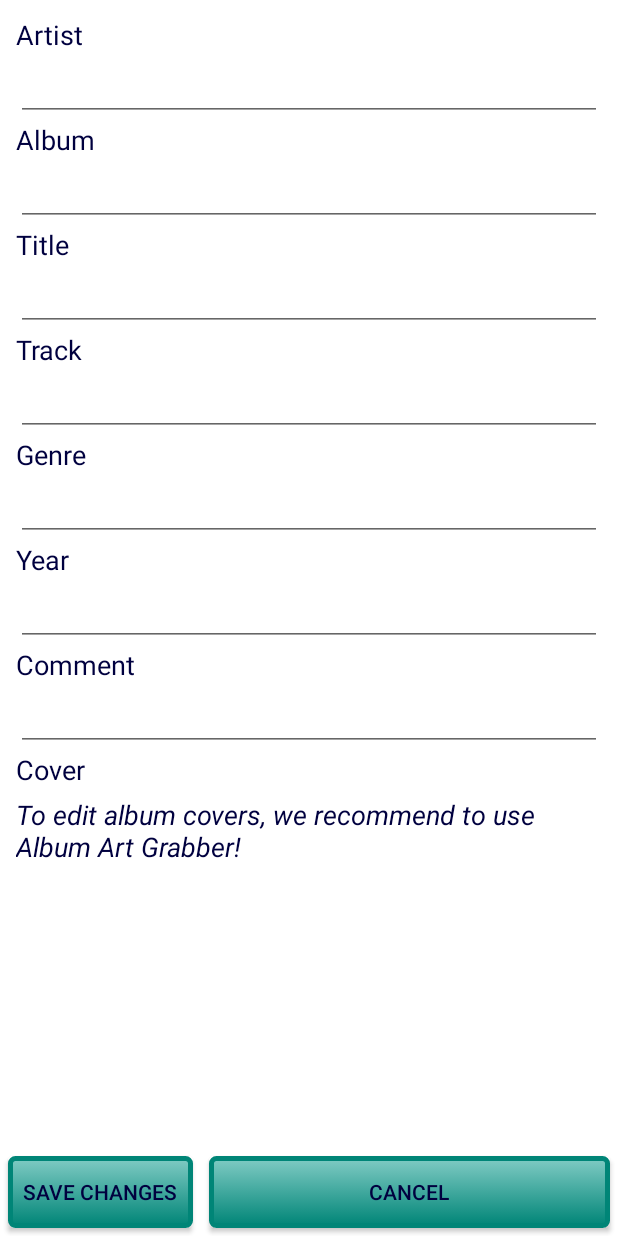
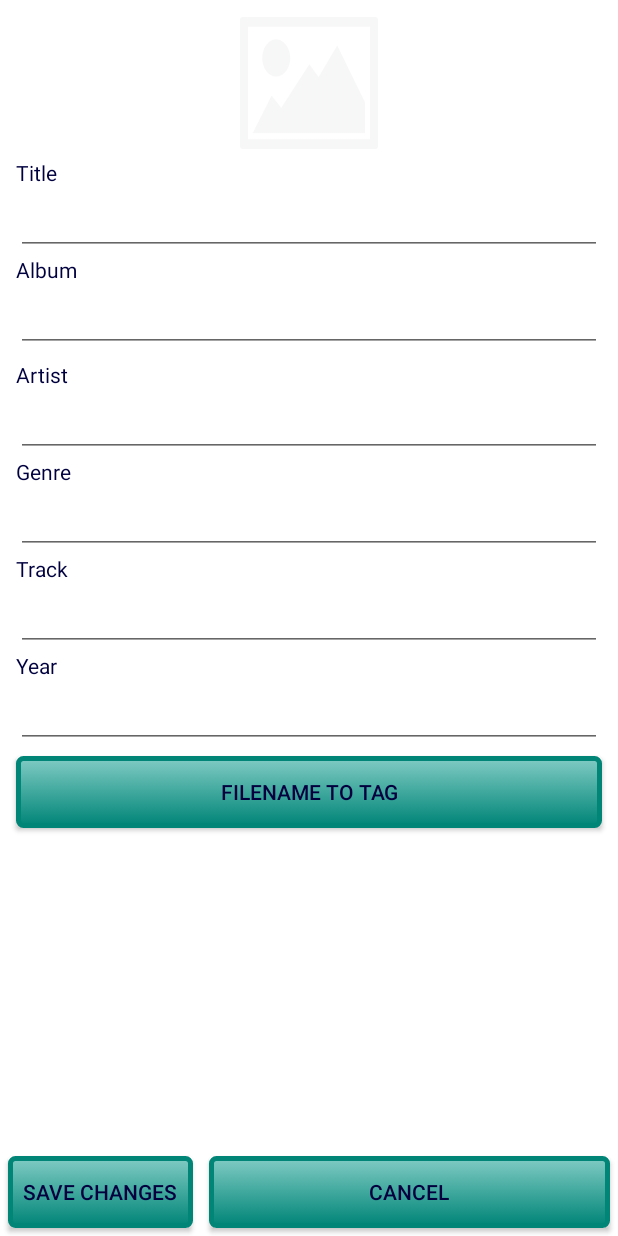
Before and after one commit to Eisenkaiser/Mp3Tagger, an Android app: the layout activity_edit.xml on its own in the app's theme, with its tools: preview values and no code run, on a phone screen of 412 x 824 dp. Run offline under Robolectric (Android 15) with nearby library versions, the phone set to English and light mode, and no system bars.

Commit message:
Fine Tuning
Bild eingebaut, Bugs beseitig, Kommentare entfernt, Konvertieren
verbessert, immer noch Fehler vorhanden

```diff
--- a/app/src/main/res/layout/activity_edit.xml
+++ b/app/src/main/res/layout/activity_edit.xml
@@ -23,18 +23,28 @@
             android:orientation="vertical"
             android:weightSum="1">
 
+            <ImageButton
+                android:layout_width="100dp"
+                android:layout_height="100dp"
+                android:id="@+id/edit_imagebutton"
+                android:layout_gravity="center_horizontal"
+                android:contentDescription="@string/cover"
+                android:clickable="false"
+                android:scaleType="fitXY"
+                android:padding="0dp"
+                android:src="@drawable/img_placeholder" />
+
             <TextView
-                android:id="@+id/text_artist"
+                android:id="@+id/text_title"
                 android:layout_width="wrap_content"
                 android:layout_height="wrap_content"
                 android:layout_marginLeft="5dp"
                 android:layout_marginRight="5dp"
-                android:layout_marginTop="5dp"
-                android:text="@string/artist"
-                android:textAppearance="?android:attr/textAppearanceMedium" />
+                android:text="@string/title"
+                android:textAppearance="?android:attr/textAppearanceSmall" />
 
             <EditText
-                android:id="@+id/edit_text_artist"
+                android:id="@+id/edit_text_title"
                 android:layout_width="match_parent"
                 android:layout_height="wrap_content"
                 android:layout_marginLeft="5dp"
@@ -48,7 +58,7 @@
                 android:layout_marginLeft="5dp"
                 android:layout_marginRight="5dp"
                 android:text="@string/album"
-                android:textAppearance="?android:attr/textAppearanceMedium" />
+                android:textAppearance="?android:attr/textAppearanceSmall" />
 
             <EditText
                 android:id="@+id/edit_text_album"
@@ -59,16 +69,34 @@
                 android:inputType="text" />
 
             <TextView
-                android:id="@+id/text_title"
+                android:id="@+id/text_artist"
                 android:layout_width="wrap_content"
                 android:layout_height="wrap_content"
                 android:layout_marginLeft="5dp"
                 android:layout_marginRight="5dp"
-                android:text="@string/title"
-                android:textAppearance="?android:attr/textAppearanceMedium" />
+                android:layout_marginTop="5dp"
+                android:text="@string/artist"
+                android:textAppearance="?android:attr/textAppearanceSmall" />
 
             <EditText
-                android:id="@+id/edit_text_title"
+                android:id="@+id/edit_text_artist"
+                android:layout_width="match_parent"
+                android:layout_height="wrap_content"
+                android:layout_marginLeft="5dp"
+                android:layout_marginRight="5dp"
+                android:inputType="text" />
+
+            <TextView
+                android:id="@+id/text_Genre"
+                android:layout_width="wrap_content"
+                android:layout_height="wrap_content"
+                android:layout_marginLeft="5dp"
+                android:layout_marginRight="5dp"
+                android:text="@string/genre"
+                android:textAppearance="?android:attr/textAppearanceSmall" />
+
+            <EditText
+                android:id="@+id/edit_text_genre"
                 android:layout_width="match_parent"
                 android:layout_height="wrap_content"
                 android:layout_marginLeft="5dp"
@@ -82,7 +110,7 @@
                 android:layout_marginLeft="5dp"
                 android:layout_marginRight="5dp"
                 android:text="@string/track"
-                android:textAppearance="?android:attr/textAppearanceMedium" />
+                android:textAppearance="?android:attr/textAppearanceSmall" />
 
             <EditText
                 android:id="@+id/edit_text_track"
@@ -93,30 +121,13 @@
                 android:inputType="number" />
 
             <TextView
-                android:id="@+id/text_Genre"
-                android:layout_width="wrap_content"
-                android:layout_height="wrap_content"
-                android:layout_marginLeft="5dp"
-                android:layout_marginRight="5dp"
-                android:text="@string/genre"
-                android:textAppearance="?android:attr/textAppearanceMedium" />
-
-            <EditText
-                android:id="@+id/edit_text_genre"
-                android:layout_width="match_parent"
-                android:layout_height="wrap_content"
-                android:layout_marginLeft="5dp"
-                android:layout_marginRight="5dp"
-                android:inputType="text" />
-
-            <TextView
                 android:id="@+id/text_year"
                 android:layout_width="wrap_content"
                 android:layout_height="wrap_content"
                 android:layout_marginLeft="5dp"
                 android:layout_marginRight="5dp"
                 android:text="@string/year"
-                android:textAppearance="?android:attr/textAppearanceMedium" />
+                android:textAppearance="?android:attr/textAppearanceSmall" />
 
             <EditText
                 android:id="@+id/edit_text_year"
@@ -125,54 +136,6 @@
                 android:layout_marginLeft="5dp"
                 android:layout_marginRight="5dp"
                 android:inputType="numberDecimal" />
-
-            <TextView
-                android:id="@+id/text_comment"
-                android:layout_width="wrap_content"
-                android:layout_height="wrap_content"
-                android:layout_marginLeft="5dp"
-                android:layout_marginRight="5dp"
-                android:text="@string/comment"
-                android:textAppearance="?android:attr/textAppearanceMedium" />
-
-            <EditText
-                android:id="@+id/edit_text_comment"
-                android:layout_width="match_parent"
-                android:layout_height="wrap_content"
-                android:layout_marginLeft="5dp"
-                android:layout_marginRight="5dp"
-                android:inputType="text" />
-
-            <TextView
-                android:layout_width="wrap_content"
-                android:layout_height="wrap_content"
-                android:textAppearance="?android:attr/textAppearanceMedium"
-                android:id="@+id/edit_cover_lable"
-                android:layout_gravity="center_horizontal|left"
-                android:layout_marginLeft="5dp"
-                android:layout_marginRight="5dp"
-                android:text="@string/cover" />
-
-            <TextView
-                android:layout_width="fill_parent"
-                android:layout_height="fill_parent"
-                android:textAppearance="?android:attr/textAppearanceMedium"
-                android:text="@string/cover_text"
-                android:id="@+id/cover_text"
-                android:layout_margin="5dp"
-                android:layout_gravity="center_horizontal|left"
-                android:textStyle="italic" />
-
-            <TextView
-                android:layout_width="wrap_content"
-                android:layout_height="wrap_content"
-                android:textAppearance="?android:attr/textAppearanceMedium"
-                android:text="@string/click_here"
-                android:id="@+id/edit_link"
-                android:autoLink="web"
-                android:textColorLink="@color/accent_material_light"
-                android:layout_gravity="center_horizontal"
-                android:layout_margin="5dp" />
 
             <Button
                 android:id="@+id/edit_convert"
--- a/app/src/main/res/values/strings.xml
+++ b/app/src/main/res/values/strings.xml
@@ -3,7 +3,7 @@
     <string name="action_settings">Settings</string>
     <string name="no_data">No Data</string>
     <string name="edit">Edit</string>
-    <string name="convert">Convert filename to tag</string>
+    <string name="convert">Filename to Tag</string>
     <string name="select_all">Select All</string>
     <string name="deselect_all">Deselect All</string>
     <string name="cancel">Cancel</string>
@@ -16,18 +16,17 @@
     <string name="composer">Composer</string>
     <string name="year">Year</string>
     <string name="track">Track</string>
-    <string name="comment">Comment</string>
     <string name="cover">Cover</string>
     <string name="rating">Rating</string>
     <string name="title_activity_edit">Edit</string>
     <string name="title_activity_convert">Convert</string>
     <string name="convert_description">Select from the filename and click on the buttons below to assign the desired tag.</string>
     <string name="path">Path: </string>
-    <string name="maintain">maintain</string>
-    <string name="cover_text">To edit album covers, we recommend to use Album Art Grabber!</string>
-    <string name="click_here">Click here: https://play.google.com/store/apps/details?id=com.citc.aag</string>
+    <string name="several_selected">Several selected</string>
     <string name="access_denied_message">Access denied!</string>
     <string name="preview">Preview</string>
-    <string name="saved">saved</string>
-    <string name="converted">converted</string>
+    <string name="saved">Saved</string>
+    <string name="converted">Converted</string>
+    <string name="empty">Empty</string>
+    <string name="clear_selection">Clear selection</string>
 </resources>
```
Also changed, not shown: app/src/main/java/com/example/admin/mp3tagger/ConvertActivity.java (+91 -40 lines), app/src/main/java/com/example/admin/mp3tagger/EditActivity.java (+166 -106 lines), app/src/main/res/layout/activity_convert.xml (+5 -4 lines), app/src/main/res/drawable/img_placeholder.png (added), 4 other files.
